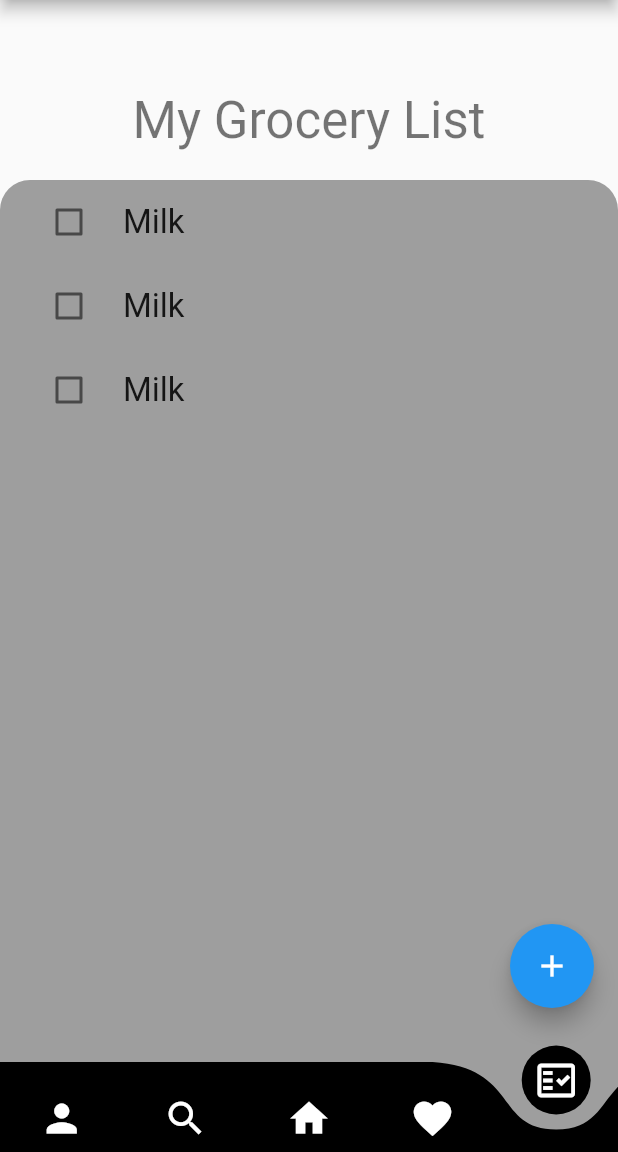
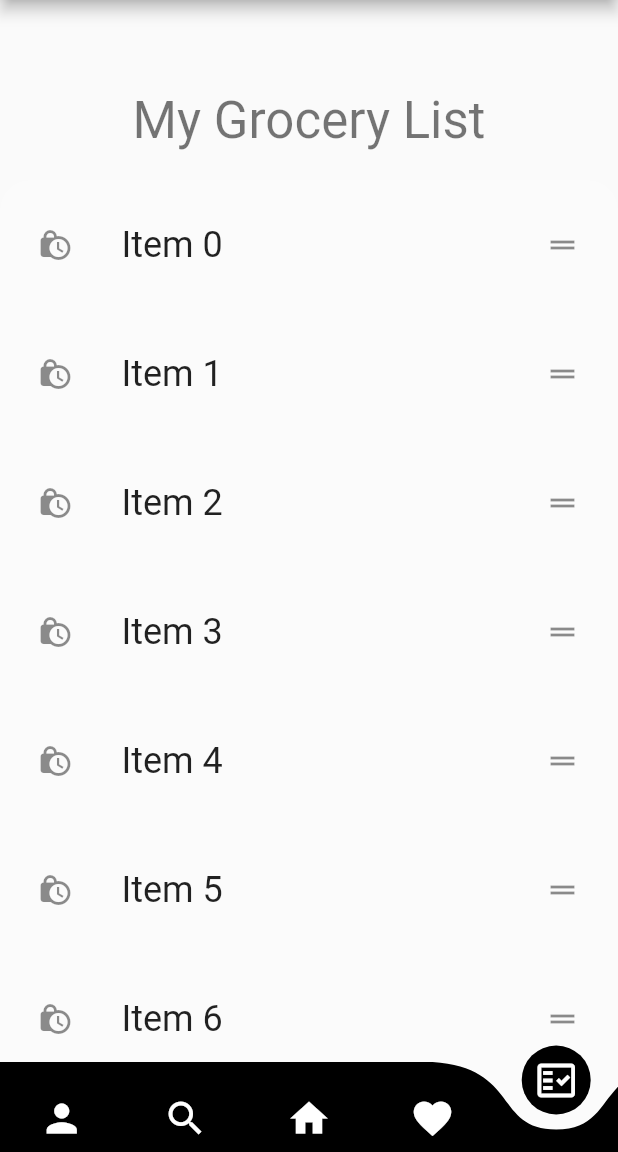
Before and after one commit to ioanapeptanaru/cook_lab, a Flutter app: the AppPage screen opened directly, item 5 of the bottom bar chosen, on a phone screen of 412 x 824 dp, the part 84-1236 px from its top. Run offline on Flutter 3.47's test engine with Material 2 defaults, Android fonts, the phone set to English and light mode, and no system bars; drawn by our look-alikes of curved_navigation_bar; our stand-ins replace get, introduction_screen, shared_preferences; accounts and stored records are empty.

Commit message:
Added grocery list page:  * added ReorderableListView (in progress)

```diff
--- a/lib/Cards/category_card.dart
+++ b/lib/Cards/category_card.dart
@@ -1,4 +1,4 @@
-import 'package:flutter/cupertino.dart';
+//import 'package:flutter/cupertino.dart';
 import 'package:flutter/material.dart';
 
 
@@ -27,11 +27,10 @@ class _CardCategoryState extends State<CardCategory> {
                 colorFilter: ColorFilter.mode(Colors.black.withOpacity(0.7), BlendMode.dstATop),
                 image: widget.image,
                 height: 180,
-                //width: 180,
                 fit: BoxFit.cover,
                 child: Center(
                   child: Text(widget.text,
-                    style: TextStyle(fontSize: 35, fontWeight: FontWeight.bold,color: Colors.white),
+                    style: const TextStyle(fontSize: 35, fontWeight: FontWeight.bold,color: Colors.white),
                   ),
                 ),
               ),
--- a/lib/Forms/todo_list.dart
+++ b/lib/Forms/todo_list.dart
@@ -1,5 +1,3 @@
-// ignore_for_file: prefer_const_constructors
-
 import 'package:flutter/material.dart';
 import 'package:cook_lab/Widgets/task_list.dart';
 
@@ -11,62 +9,36 @@ class ToDoList extends StatefulWidget {
 class _ToDoListState extends State<ToDoList> {
   @override
   Widget build(BuildContext context) {
+    ScrollController scrollController = ScrollController();
     return Scaffold(
-      floatingActionButton: Padding(
-        padding: EdgeInsets.only(bottom: 80.0),
-        child: FloatingActionButton(
-          child: Icon(
-            Icons.add,
-            color: Colors.white,
-          ),
-          onPressed: () {
-            showModalBottomSheet(
-                context: context,
-                builder: (context) => Container(
-                    color: Colors.white12,
-                    child: Container(
-                      padding: EdgeInsets.all(40.0),
-                      decoration: BoxDecoration(
-                          color: Colors.grey,
-                          borderRadius: BorderRadius.only(
-                              topLeft: Radius.circular(20.0),
-                              topRight: Radius.circular(20.0))),
-
-                      child: Column(
-                        children: [
-                          Text('Add item',
-                          style: Theme.of(context).textTheme.headline4,),
-                          TextField(
-                            textAlign: TextAlign.center,
-                            autofocus: true,
-                          ),
-                          SizedBox(height: 20,),
-                          ElevatedButton(onPressed: (){}, child: Text('Add item'))
-                        ],
-                      ),
-                    )));
-          },
-        ),
-      ),
       body: Container(
         width: double.infinity,
-        padding: EdgeInsets.only(top: 60.0),
+        padding: const EdgeInsets.only(top: 60.0),
         child: Column(
           children: <Widget>[
             Text('My Grocery List',
                 style: Theme.of(context).textTheme.headline4),
-            SizedBox(height: 20.0),
+            const SizedBox(height: 20.0),
             Expanded(
               child: Container(
-                padding: EdgeInsets.symmetric(horizontal: 10.0),
-                decoration: BoxDecoration(
-                    color: Colors.grey,
+                padding: const EdgeInsets.only(
+                    left: 10.0, right: 10.0, bottom: 60.0),
+                decoration: const BoxDecoration(
+                    color: Colors.white12,
                     borderRadius: BorderRadius.only(
                         topLeft: Radius.circular(20.0),
                         topRight: Radius.circular(20.0))),
-                child: TaskList(),
-              ),
-            )
+                child:SingleChildScrollView(
+                  controller: scrollController,
+                  child:Column(
+                      children: [
+                        Container(child: TaskList(scrollController: scrollController)),
+                        const Divider(thickness: 5,),
+                        Container(child: TaskList(scrollController: scrollController)),
+                      ]
+                  ),
+                )
+              ),),
           ],
         ),
       ),
--- a/lib/Pages/category_page.dart
+++ b/lib/Pages/category_page.dart
@@ -1,6 +1,7 @@
 import 'package:cook_lab/Cards/category_card.dart';
 import 'package:cook_lab/Pages/template_page.dart';
 import 'package:flutter/material.dart';
+// ignore: unnecessary_import
 import 'package:flutter/rendering.dart';
 
 class CategoryPage extends TemplatePage {
@@ -8,50 +9,50 @@ class CategoryPage extends TemplatePage {
   @override
   Widget getBody() {
     CardCategory _soup = CardCategory(
-      image: AssetImage('assets/images/soupdark.png'),
+      image: const AssetImage('assets/images/soupdark.png'),
       text: ('Soups'),
     );
 
     CardCategory _dessert = CardCategory(
-      image: AssetImage('assets/images/dessert.png'),
+      image: const AssetImage('assets/images/dessert.png'),
       text: ('Desserts'),
     );
 
     CardCategory _salad = CardCategory(
-      image: AssetImage('assets/images/saladdark.png'),
+      image: const AssetImage('assets/images/saladdark.png'),
       text: ('Salads'),
     );
 
     CardCategory _maindish = CardCategory(
-      image: AssetImage('assets/images/maindishdark.png'),
+      image: const AssetImage('assets/images/maindishdark.png'),
       text: ('Main Dish'),
     );
 
     CardCategory _sidedish = CardCategory(
-      image: AssetImage('assets/images/sidedishdark.png'),
+      image: const AssetImage('assets/images/sidedishdark.png'),
       text: ('Side Dish'),
     );
 
     return  SingleChildScrollView(
         child:
         Padding(
-          padding: EdgeInsets.only(left: 10, right: 10),
+          padding: const EdgeInsets.only(left: 10, right: 10),
           child: Column(
               crossAxisAlignment: CrossAxisAlignment.stretch,
               mainAxisSize: MainAxisSize.max,
               mainAxisAlignment: MainAxisAlignment.spaceAround,
               children: [
-                SizedBox(height: 30),
+                const SizedBox(height: 30),
                 _soup,
-                SizedBox(height: 30),
+                const SizedBox(height: 30),
                 _maindish,
-                SizedBox(height: 30),
+                const SizedBox(height: 30),
                 _sidedish,
-                SizedBox(height: 30),
+                const SizedBox(height: 30),
                 _salad,
-                SizedBox(height: 30),
+                const SizedBox(height: 30),
                 _dessert,
-                SizedBox(height: 18),
+                const SizedBox(height: 18),
 
               ]),
         ));
--- a/lib/Widgets/task_list.dart
+++ b/lib/Widgets/task_list.dart
@@ -1,15 +1,53 @@
 import 'package:flutter/material.dart';
 import 'package:cook_lab/Widgets/task_tile.dart';
 
-class TaskList extends StatelessWidget {
+class TaskList extends StatefulWidget {
+  ScrollController scrollController;
+
+
+  TaskList({required this.scrollController, Key? key}) : super(key: key);
+
+  @override
+  State<TaskList> createState() => _TaskListState();
+}
+
+class _TaskListState extends State<TaskList> {
+  final List<int> _items = List<int>.generate(15, (int index) => index);
+
   @override
   Widget build(BuildContext context) {
-    return ListView(
-      children: [
-        TaskTile(),
-        TaskTile(),
-        TaskTile(),
-      ],
+    return ReorderableListView(
+      primary: false,
+      shrinkWrap: true,
+      physics: const NeverScrollableScrollPhysics(),
+      buildDefaultDragHandles: false,
+      children: <Widget>[
+        for (int index = 0; index < _items.length; index++)
+          Container(
+            key: ValueKey(index),
+            child: ListTile(
+              contentPadding: const EdgeInsets.all(15),
+              leading: const Icon(Icons.lock_clock),
+              title: Text(
+                "Item ${_items[index]}",
+                style: const TextStyle(fontSize: 24),
+              ),
+              trailing: ReorderableDragStartListener(
+                  index: index,
+                  child: const Icon(Icons.drag_handle_outlined),
+              )
+            )
+          ),
+      ].toList(),
+      onReorder: (int oldIndex, int newIndex) {
+        setState(() {
+          if (oldIndex < newIndex) {
+            newIndex -= 1;
+          }
+          final int item = _items.removeAt(oldIndex);
+          _items.insert(newIndex, item);
+        });
+      },
     );
   }
 }
--- a/lib/Widgets/task_tile.dart
+++ b/lib/Widgets/task_tile.dart
@@ -1,25 +1,29 @@
 import 'package:flutter/material.dart';
 
-bool toggle = false;
-
-class _strikeThrough extends StatelessWidget {
+class _StrikeThrough extends StatelessWidget {
   bool todoToggle;
   String todoText;
 
-  _strikeThrough({required this.todoToggle, required this.todoText}) : super();
+  _StrikeThrough({required this.todoToggle, required this.todoText}) : super();
 
   Widget _strikewidget() {
     if (todoToggle == false) {
-      return Text(
-        todoText,
-        style: TextStyle(fontSize: 22.0),
+      return TextFormField(
+          initialValue: todoText,
+        style: const TextStyle(fontSize: 22.0),
+        decoration: const InputDecoration(
+          border: InputBorder.none,)
+
       );
     } else {
-      return Text(
-        todoText,
-        style: TextStyle(
+      return TextFormField(
+        initialValue: todoText,
+          style: const TextStyle(
             fontSize: 22.0,
             decoration: TextDecoration.lineThrough,
+          ),
+          decoration: const InputDecoration(
+            border: InputBorder.none,
          ),
       );
     }
@@ -32,26 +36,38 @@ class _strikeThrough extends StatelessWidget {
 }
 
 class TaskTile extends StatefulWidget {
+  String text;
+
+  TaskTile({Key? key, required this.text}) : super(key: key);
+
   @override
   State<TaskTile> createState() => TaskTileState();
 }
 
 class TaskTileState extends State<TaskTile> {
+  bool toggle = false;
+
   @override
   Widget build(BuildContext context) {
-    return CheckboxListTile(
+    return ListTile(
+      title: Row(children: [
+        Expanded(
+            child: _StrikeThrough(todoText: widget.text, todoToggle: toggle)),
+      ]),
+      leading: Checkbox(
         value: toggle,
-      onChanged: (bool) {
+        onChanged: (check) {
           setState(() {
-          if (!bool!) {
+            if (!check!) {
               toggle = false;
             } else {
               toggle = true;
             }
           });
         },
-      title: _strikeThrough(todoText: 'Milk', todoToggle: toggle),
-      controlAffinity: ListTileControlAffinity.leading,
+      ),
+
+      //controlAffinity: ListTileControlAffinity.leading,
     );
   }
 }
```
Also changed, not shown: lib/Forms/sign_in_form.dart (+12 -8 lines). Lines whose indentation alone changed are shown as unchanged.
